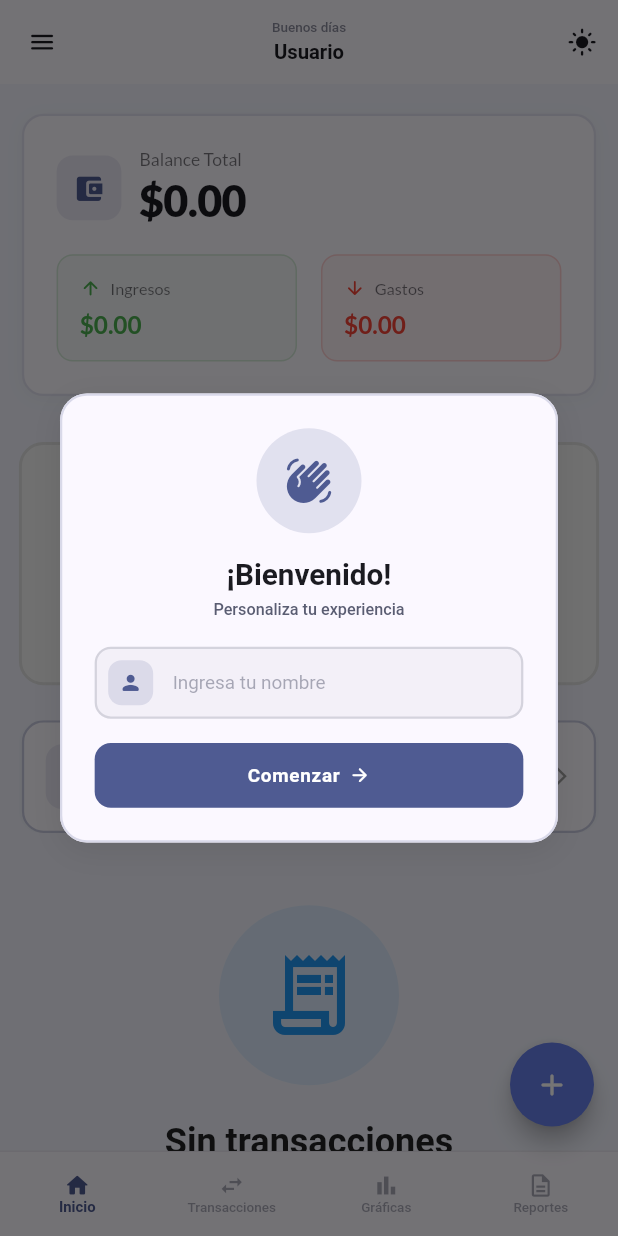
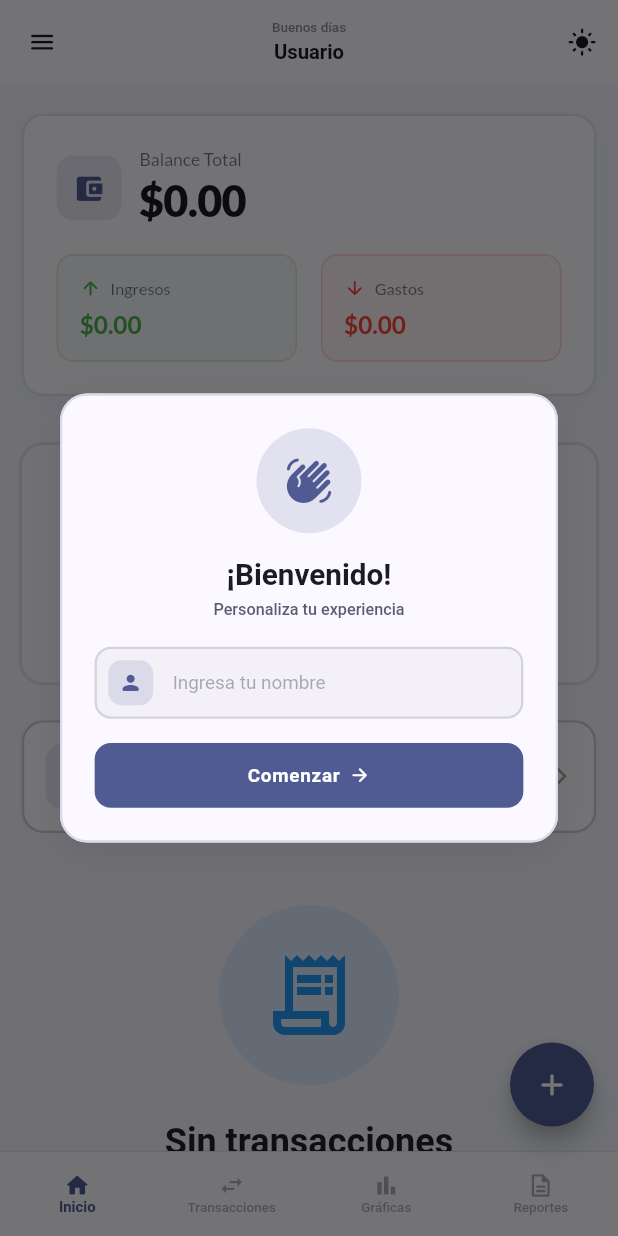
Before and after one commit to master1205/Administracion_Gastos_Flutter, a Flutter app: the HomeScreen screen opened directly, on a phone screen of 412 x 824 dp. Run offline on Flutter 3.47's test engine with Material 3 defaults, Android fonts, the phone set to English and light mode, and no system bars; drawn by our look-alikes of flutter_expandable_fab; our stand-ins replace card_swiper, cloud_firestore, firebase_core, firebase_messaging, fl_chart, flutter_local_notifications and 11 more; missing offline and left inert: flex_color_picker, flutter_iconpicker, tutorial_coach_mark; accounts and stored records are empty; statements that could not run were skipped.

Commit message:
Se mejora sistema de accent

```diff
--- a/lib/crear_meta_screen.dart
+++ b/lib/crear_meta_screen.dart
@@ -2,10 +2,8 @@ import 'package:flutter/material.dart';
 import 'package:flutter_screenutil/flutter_screenutil.dart';
 import 'package:google_fonts/google_fonts.dart';
 import 'package:intl/intl.dart';
-import 'package:provider/provider.dart';
 import 'componentes/heads_up_notification.dart';
 import 'models/Meta.dart';
-import 'theme_provider.dart';
 import 'widgets/discard_changes_dialog.dart';
 import 'widgets/select_amount.dart';
 
@@ -111,8 +109,6 @@ class _CrearMetaScreenState extends State<CrearMetaScreen> {
 
   @override
   Widget build(BuildContext context) {
-    final themeManager = Provider.of<ThemeManager>(context);
-    final isDark = themeManager.isDarkMode;
     final theme = Theme.of(context);
     final colorSeleccionado = Color(
       int.parse('FF$_colorSeleccionado', radix: 16),
@@ -129,7 +125,7 @@ class _CrearMetaScreenState extends State<CrearMetaScreen> {
       },
       child: Scaffold(
         resizeToAvoidBottomInset: true,
-        backgroundColor: isDark ? Colors.grey.shade900 : Colors.grey.shade50,
+        backgroundColor: theme.colorScheme.background,
         appBar: AppBar(
           backgroundColor: theme.colorScheme.surface,
           elevation: 0,
--- a/lib/home_screen.dart
+++ b/lib/home_screen.dart
@@ -812,20 +812,7 @@ class _HomeScreenState extends State<HomeScreen> with WidgetsBindingObserver {
       width: 280.w,
       shape: const RoundedRectangleBorder(borderRadius: BorderRadius.zero),
       child: Container(
-        decoration: BoxDecoration(
-          gradient:
-              themeManager.isDarkMode
-                  ? LinearGradient(
-                    colors: [Colors.grey.shade900, Colors.black],
-                    begin: Alignment.topCenter,
-                    end: Alignment.bottomCenter,
-                  )
-                  : const LinearGradient(
-                    colors: [Colors.white, Color(0xFFF5F7FA)],
-                    begin: Alignment.topCenter,
-                    end: Alignment.bottomCenter,
-                  ),
-        ),
+        color: theme.colorScheme.background,
         child: Column(
           children: [
             Container(
@@ -1100,6 +1087,7 @@ class _HomeScreenState extends State<HomeScreen> with WidgetsBindingObserver {
   }
 
   Widget _buildExpandableFab() {
+    final theme = Theme.of(context);
     final themeManager = Provider.of<ThemeManager>(context, listen: false);
 
     return ExpandableFab(
@@ -1115,18 +1103,12 @@ class _HomeScreenState extends State<HomeScreen> with WidgetsBindingObserver {
       openButtonBuilder: RotateFloatingActionButtonBuilder(
         child: const Icon(Icons.add_rounded, color: Colors.white),
         shape: const CircleBorder(),
-        backgroundColor:
-            themeManager.isDarkMode
-                ? Colors.grey.shade800
-                : const Color(0xFF667eea),
+        backgroundColor: theme.colorScheme.primary,
       ),
       closeButtonBuilder: RotateFloatingActionButtonBuilder(
         child: const Icon(Icons.close_rounded, color: Colors.white),
         shape: const CircleBorder(),
-        backgroundColor:
-            themeManager.isDarkMode
-                ? Colors.grey.shade800
-                : const Color(0xFF667eea),
+        backgroundColor: theme.colorScheme.primary,
       ),
       children: [
         _buildFloatingActionButtonExtended(
@@ -1214,7 +1196,7 @@ class _HomeScreenState extends State<HomeScreen> with WidgetsBindingObserver {
           ),
         ],
       ),
-      backgroundColor: theme.scaffoldBackgroundColor,
+      backgroundColor: theme.colorScheme.background,
       body: NotificationListener<UserScrollNotification>(
         onNotification: (notification) {
           final isScrollingDown =
--- a/lib/metas_screen.dart
+++ b/lib/metas_screen.dart
@@ -895,6 +895,7 @@ class _CrearMetaDialogState extends State<_CrearMetaDialog> {
 
   @override
   Widget build(BuildContext context) {
+    final theme = Theme.of(context);
     final colorSeleccionado = Color(
       int.parse('FF$_colorSeleccionado', radix: 16),
     );
@@ -919,7 +920,7 @@ class _CrearMetaDialogState extends State<_CrearMetaDialog> {
         child: Container(
           height: MediaQuery.of(context).size.height * 0.9,
           decoration: BoxDecoration(
-            color: Theme.of(context).scaffoldBackgroundColor,
+            color: theme.colorScheme.background,
             borderRadius: BorderRadius.vertical(top: Radius.circular(24.r)),
           ),
           child: Column(
@@ -1377,7 +1378,7 @@ class _CrearMetaDialogState extends State<_CrearMetaDialog> {
               Container(
                 padding: EdgeInsets.all(20.r),
                 decoration: BoxDecoration(
-                  color: Theme.of(context).scaffoldBackgroundColor,
+                  color: theme.colorScheme.background,
                   border: Border(
                     top: BorderSide(color: Colors.grey.shade200, width: 1),
                   ),
--- a/lib/new_dashboard_screen.dart
+++ b/lib/new_dashboard_screen.dart
@@ -1220,22 +1220,16 @@ class NewDashboardScreenState extends State<NewDashboardScreen>
   }
 
   Widget _buildEmptyAccounts() {
-    final themeManager = Provider.of<ThemeManager>(context);
+    final theme = Theme.of(context);
 
     return Container(
       height: 180.h,
       margin: EdgeInsets.symmetric(vertical: 8.h),
       decoration: BoxDecoration(
-        color:
-            themeManager.isDarkMode
-                ? Colors.grey.shade800.withOpacity(0.3)
-                : Colors.grey.shade100,
+        color: theme.colorScheme.surface.withOpacity(0.5),
         borderRadius: BorderRadius.circular(18.r),
         border: Border.all(
-          color:
-              themeManager.isDarkMode
-                  ? Colors.grey.shade700
-                  : Colors.grey.shade300,
+          color: theme.colorScheme.onSurface.withOpacity(0.1),
           width: 2.w,
         ),
       ),
--- a/lib/notificaciones_screen.dart
+++ b/lib/notificaciones_screen.dart
@@ -230,8 +230,7 @@ class _NotificacionesScreenState extends State<NotificacionesScreen> {
     final theme = Theme.of(context);
 
     return Scaffold(
-      backgroundColor:
-          themeManager.isDarkMode ? Colors.grey.shade900 : Colors.grey.shade50,
+      backgroundColor: theme.colorScheme.background,
       appBar: AppBar(
         title: Text(
           'Notificaciones',
--- a/lib/onboarding_screen.dart
+++ b/lib/onboarding_screen.dart
@@ -383,7 +383,7 @@ class OnboardingScreenState extends State<OnboardingScreen>
                           ),
                         ),
                         filled: true,
-                        fillColor: Colors.grey.shade50,
+                        fillColor: Theme.of(context).colorScheme.surface,
                         border: OutlineInputBorder(
                           borderRadius: BorderRadius.circular(12.r),
                           borderSide: BorderSide.none,
--- a/lib/widgets/select_amount.dart
+++ b/lib/widgets/select_amount.dart
@@ -694,7 +694,7 @@ Future<double?> showSelectAmountBottomSheet(
       final theme = Theme.of(context);
       return Container(
         decoration: BoxDecoration(
-          color: theme.scaffoldBackgroundColor,
+          color: theme.colorScheme.background,
           borderRadius: BorderRadius.vertical(top: Radius.circular(20.r)),
         ),
         padding: EdgeInsets.only(top: 16.h, bottom: bottomPadding + 16.h),
```
Also changed, not shown: lib/ajustes_screen.dart (+28 -49 lines), lib/componentes/color_picker_tile.dart (+5 -9 lines), lib/crear_notificacion_screen.dart (+14 -14 lines), lib/cuentas_screen.dart (+3 -6 lines), lib/graficas_screen.dart (+2 -9 lines), lib/loading_screen.dart (+9 -17 lines), lib/reportes_screen.dart (+9 -19 lines), lib/transacciones_screen.dart (+6 -15 lines), lib/widgets/shimmer_loading.dart (+6 -12 lines).
